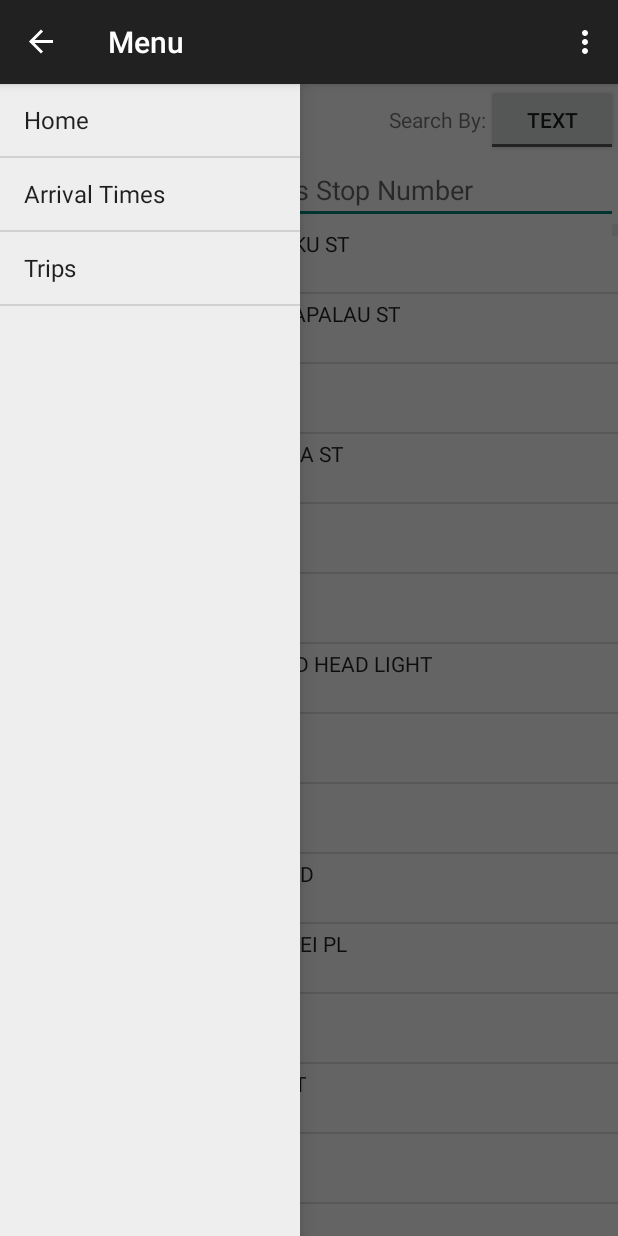
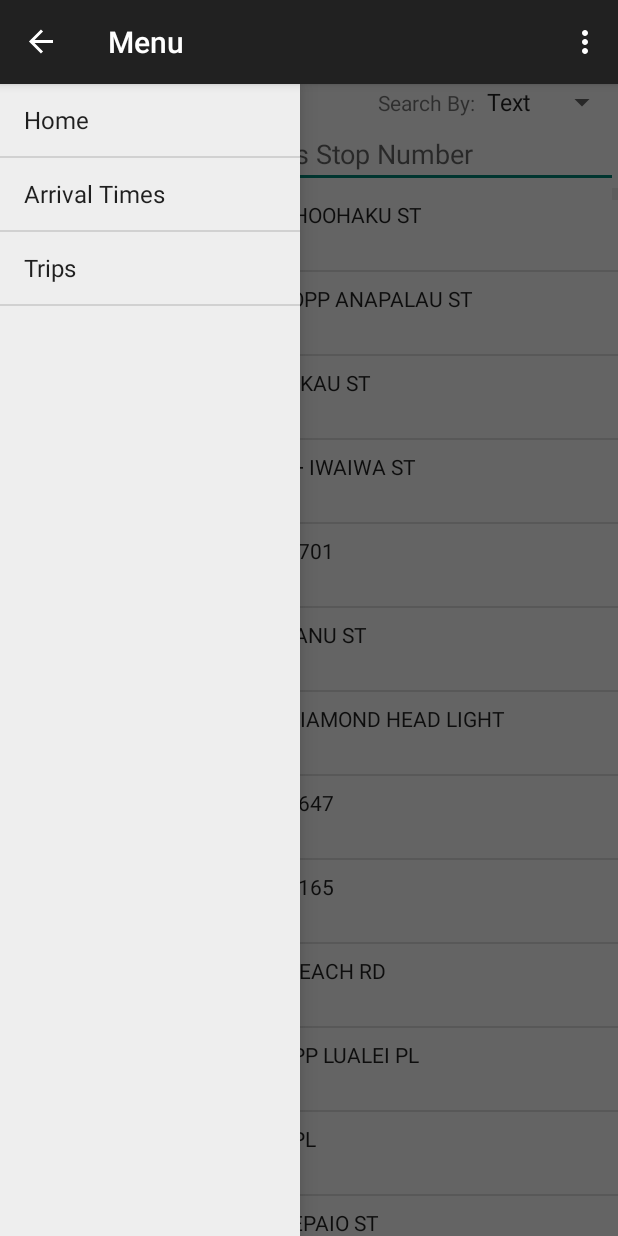
Before and after one commit to eduardgamiao/Transit808, an Android app: the BusStopSearch screen opened directly, with no data from a screen before it, with the side drawer open, on a phone screen of 412 x 824 dp. Run offline under Robolectric (Android 15) with nearby library versions, the phone set to English and light mode, and no system bars.

Commit message:
UI changes part III

```diff
--- a/app/src/main/java/ics466uhm/transit808/BusStopAdapter.java
+++ b/app/src/main/java/ics466uhm/transit808/BusStopAdapter.java
@@ -7,6 +7,7 @@ import android.view.ViewGroup;
 import android.widget.ArrayAdapter;
 import android.widget.Filter;
 import android.widget.Filterable;
+import android.widget.ImageView;
 import android.widget.ListView;
 import android.widget.TextView;
 
@@ -35,9 +36,11 @@ public class BusStopAdapter extends ArrayAdapter<BusStop> implements Filterable
 
         TextView title = (TextView) convertView.findViewById(R.id.stop_street_name);
         TextView stopID = (TextView) convertView.findViewById(R.id.stop_id);
+        ImageView icon = (ImageView) convertView.findViewById(R.id.icon);
 
         title.setText(stop.getStreetName());
         stopID.setText(stop.getStopID());
+        icon.setImageDrawable(convertView.getResources().getDrawable(R.drawable.ic_directions_bus_black_48dp));
 
         return convertView;
     }
--- a/app/src/main/java/ics466uhm/transit808/BusStopSearch.java
+++ b/app/src/main/java/ics466uhm/transit808/BusStopSearch.java
@@ -20,6 +20,7 @@ import android.widget.ArrayAdapter;
 import android.widget.EditText;
 import android.widget.LinearLayout;
 import android.widget.ListView;
+import android.widget.Spinner;
 import android.widget.Toast;
 import android.widget.ToggleButton;
 
@@ -29,6 +30,7 @@ import com.google.android.gms.location.LocationServices;
 import com.google.android.gms.maps.CameraUpdateFactory;
 import com.google.android.gms.maps.GoogleMap;
 import com.google.android.gms.maps.MapFragment;
+import com.google.android.gms.maps.model.BitmapDescriptorFactory;
 import com.google.android.gms.maps.model.LatLng;
 import com.google.android.gms.maps.model.Marker;
 import com.google.android.gms.maps.model.MarkerOptions;
@@ -73,6 +75,7 @@ public class BusStopSearch extends ActionBarActivity implements GoogleApiClient.
     private LatLng location;
     private List<LatLng> markers = new ArrayList<LatLng>();
     private HashMap<String, BusStop> markerMap = new HashMap<String, BusStop>();
+    private static final LatLng OAHU = new LatLng(21.466667, -157.983333);
 
     static final HttpTransport HTTP_TRANSPORT = AndroidHttp.newCompatibleTransport();
     static final JsonFactory JSON_FACTORY = new JacksonFactory();
@@ -115,9 +118,6 @@ public class BusStopSearch extends ActionBarActivity implements GoogleApiClient.
         listView.setOnItemClickListener(new AdapterView.OnItemClickListener() {
             @Override
             public void onItemClick(AdapterView<?> parent, View view, int position, long id) {
-                Toast.makeText(getApplicationContext(),
-                        parent.getAdapter().getItem(position).toString(),
-                        Toast.LENGTH_SHORT).show();
                 BusStop stop = (BusStop) parent.getAdapter().getItem(position);
                 Intent intent = new Intent(BusStopSearch.this, StopDetails.class);
                 Bundle bundle = new Bundle();
@@ -130,6 +130,25 @@ public class BusStopSearch extends ActionBarActivity implements GoogleApiClient.
 
         buildGoogleApiClient();
         setCurrentLocation();
+
+        Spinner spinner = (Spinner) findViewById(R.id.toggle);
+        ArrayAdapter<CharSequence> adapter = ArrayAdapter.createFromResource(this, R.array.views,
+                android.R.layout.simple_spinner_item);
+        adapter.setDropDownViewResource(android.R.layout.simple_spinner_dropdown_item);
+        spinner.setAdapter(adapter);
+
+        spinner.setOnItemSelectedListener(new AdapterView.OnItemSelectedListener() {
+            @Override
+            public void onItemSelected(AdapterView<?> parent, View view, int position, long id) {
+                String selected = (String) parent.getItemAtPosition(position);
+                onToggleClicked(selected);
+            }
+
+            @Override
+            public void onNothingSelected(AdapterView<?> parent) {
+
+            }
+        });
 
         // Navigation drawer.
         mDrawerList = (ListView) findViewById(R.id.navList);
@@ -233,22 +252,22 @@ public class BusStopSearch extends ActionBarActivity implements GoogleApiClient.
         return stops;
     }
 
-    public void onToggleClicked(View view) {
-        boolean on = ((ToggleButton) view).isChecked();
+    public void onToggleClicked(String selected) {
         LinearLayout textLayout = (LinearLayout) findViewById(R.id.textSection);
         LinearLayout mapLayout = (LinearLayout) findViewById(R.id.mapSection);
 
-        if (textLayout != null && mapLayout != null) {
-            if (on) {
-                Log.i("STATE", "MAP");
-                textLayout.setVisibility(View.GONE);
-                mapLayout.setVisibility(View.VISIBLE);
-                setCurrentLocation();
-            } else {
-                Log.i("STATE", "TEXT");
-                textLayout.setVisibility(View.VISIBLE);
-                mapLayout.setVisibility(View.GONE);
+        if (selected.equals("Map")) {
+            Log.i("STATE", "MAP");
+            if (location == null) {
+                Toast.makeText(this, "Cannot retrieve current location.", Toast.LENGTH_LONG).show();
             }
+            textLayout.setVisibility(View.GONE);
+            mapLayout.setVisibility(View.VISIBLE);
+        }
+        else {
+            Log.i("STATE", "TEXT");
+            textLayout.setVisibility(View.VISIBLE);
+            mapLayout.setVisibility(View.GONE);
         }
     }
 
@@ -265,12 +284,18 @@ public class BusStopSearch extends ActionBarActivity implements GoogleApiClient.
                     location = new LatLng(mLastLocation.getLatitude(), mLastLocation.getLongitude());
                     googleMap = ((MapFragment) getFragmentManager().findFragmentById(R.id.map)).getMap();
                     googleMap.moveCamera(CameraUpdateFactory.newLatLngZoom(location, 15));
+                    Marker marker = googleMap.addMarker(new MarkerOptions().position(location)
+                            .title("Your Current Location")
+                            .icon(BitmapDescriptorFactory.defaultMarker(BitmapDescriptorFactory.HUE_AZURE)));
+                    marker.showInfoWindow();
                         NearbyStops nearbyStops = new NearbyStops(this);
                         nearbyStops.execute(location.latitude + "," + location.longitude);
                 }
                 else {
-                    Toast.makeText(this, "Cannot retrieve current location.", Toast.LENGTH_LONG).show();
+                    googleMap = ((MapFragment) getFragmentManager().findFragmentById(R.id.map)).getMap();
+                    googleMap.moveCamera(CameraUpdateFactory.newLatLngZoom(OAHU, 9));
                 }
+                googleMap.getUiSettings().setZoomControlsEnabled(true);
             }
     }
 
@@ -411,6 +436,7 @@ public class BusStopSearch extends ActionBarActivity implements GoogleApiClient.
 
     @Override
     public void onConnected(Bundle bundle) {
+        setCurrentLocation();
     }
 
     @Override
--- a/app/src/main/java/ics466uhm/transit808/TripAdapter.java
+++ b/app/src/main/java/ics466uhm/transit808/TripAdapter.java
@@ -5,6 +5,7 @@ import android.view.LayoutInflater;
 import android.view.View;
 import android.view.ViewGroup;
 import android.widget.ArrayAdapter;
+import android.widget.ImageView;
 import android.widget.TextView;
 
 import java.util.ArrayList;
@@ -29,10 +30,12 @@ public class TripAdapter extends ArrayAdapter<Trip> {
 
         TextView origin = (TextView) convertView.findViewById(R.id.origin_title);
         TextView destination = (TextView) convertView.findViewById(R.id.destination_title);
+        ImageView icon = (ImageView) convertView.findViewById(R.id.icon);
 
         if (trip != null) {
             origin.setText(trip.getOriginShort());
             destination.setText(trip.getDestinationShort());
+            icon.setImageDrawable(convertView.getResources().getDrawable(R.drawable.ic_directions_black_48dp));
         }
 
         return convertView;
--- a/app/src/main/res/layout/search_result.xml
+++ b/app/src/main/res/layout/search_result.xml
@@ -28,13 +28,10 @@
             android:layout_height="wrap_content"
             android:text="@string/search_by"/>
 
-        <ToggleButton
+        <Spinner
+            android:id="@+id/toggle"
             android:layout_width="wrap_content"
-            android:layout_height="wrap_content"
-            android:textOn="Map"
-            android:textOff="Text"
-            android:onClick="onToggleClicked"/>
-
+            android:layout_height="wrap_content"/>
 
     </LinearLayout>
 
--- a/app/src/main/res/layout/stop_list_item.xml
+++ b/app/src/main/res/layout/stop_list_item.xml
@@ -1,8 +1,19 @@
 <?xml version="1.0" encoding="utf-8"?>
 <LinearLayout xmlns:android="http://schemas.android.com/apk/res/android"
-    android:orientation="vertical" android:layout_width="wrap_content"
+    android:orientation="horizontal" android:layout_width="wrap_content"
     android:layout_height="wrap_content"
     android:padding="3dp">
+
+    <ImageView
+        android:layout_width="wrap_content"
+        android:layout_height="wrap_content"
+        android:id="@+id/icon"/>
+
+    <LinearLayout
+        android:layout_width="wrap_content"
+        android:layout_height="wrap_content"
+        android:orientation="vertical"
+        android:layout_gravity="center_vertical">
 
         <TextView
             android:id="@+id/stop_street_name"
@@ -26,5 +37,6 @@
             android:layout_height="wrap_content"/>
 
         </LinearLayout>
+    </LinearLayout>
 
 </LinearLayout>
--- /dev/null
+++ b/app/src/main/res/values/arrays.xml
@@ -0,0 +1,7 @@
+<?xml version="1.0" encoding="utf-8"?>
+<resources>
+    <string-array name="views">
+        <item>Text</item>
+        <item>Map</item>
+    </string-array>
+</resources>
--- a/app/src/main/res/values/strings.xml
+++ b/app/src/main/res/values/strings.xml
@@ -20,7 +20,7 @@
     <string name="arrivalHelpText">Enter Street Name/Bus Stop Number</string>
     <string name="title_activity_bus_stop_search">Bus Stop Search</string>
     <string name="search_hint">Enter Street Name or Bus Stop Number</string>
-    <string name="title_activity_stop_details">StopDetails</string>
+    <string name="title_activity_stop_details">Bus Stop Arrival Time</string>
     <string name="bus_stop_label">Bus Stop:</string>
     <string name="from">From</string>
     <string name="to"> To </string>
@@ -55,4 +55,5 @@
     <string name="view_stop">View Bus Stop</string>
     <string name="search_by">Search By:</string>
     <string name="view_by">View By:</string>
+    <string name="no_arrival_information">No stops scheduled for this stop.</string>
 </resources>
```
Also changed, not shown: app/src/main/java/ics466uhm/transit808/StopDetails.java (+29 -14 lines), app/src/main/java/ics466uhm/transit808/TripDirections.java (+26 -10 lines), app/src/main/res/layout/activity_route.xml (+9 -6 lines), app/src/main/res/layout/activity_stop_details.xml (+16 -0 lines), app/src/main/res/layout/stop_item.xml (+13 -1 lines), app/src/main/res/layout/trips.xml (+24 -10 lines), app/src/main/res/drawable-hdpi/ic_directions_black_48dp.png (added), app/src/main/res/drawable-mdpi/ic_directions_black_48dp.png (added), app/src/main/res/drawable-xhdpi/ic_directions_black_48dp.png (added), app/src/main/res/drawable-xxhdpi/ic_directions_black_48dp.png (added). Lines whose indentation alone changed are shown as unchanged.
